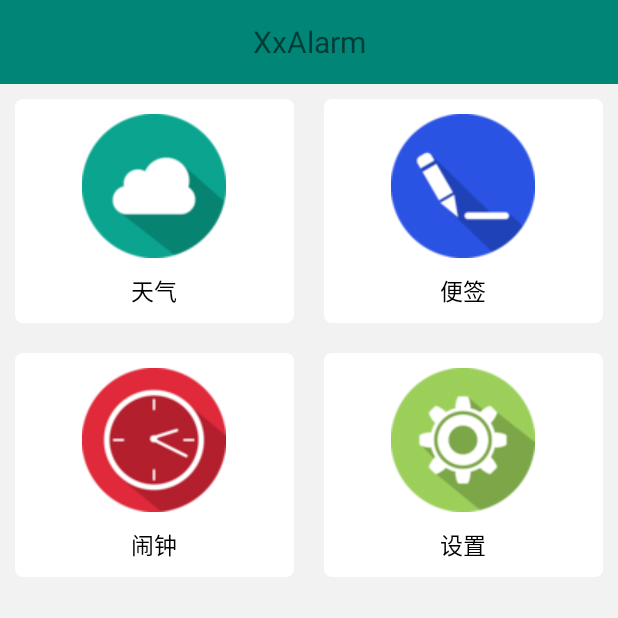
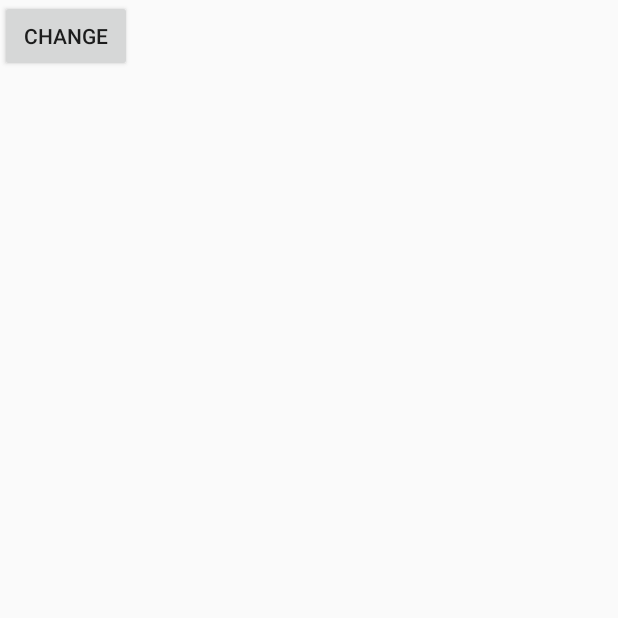
Before and after one commit to liyuanlu/XXXX, an Android app: the screen it shows after launch (MainActivity before the commit, SettingActivity after it), after a tap on "设置", on a phone screen of 412 x 824 dp, the top half of it. Run offline under Robolectric (Android 15) with nearby library versions, the phone set to English and light mode, and no system bars.

Commit message:
更新了设置界面（未完成

```diff
--- a/app/src/main/AndroidManifest.xml
+++ b/app/src/main/AndroidManifest.xml
@@ -30,7 +30,6 @@
             android:name=".weather.WeatherActivity"
             android:configChanges="orientation|screenSize" />
 
-
         <service
             android:name="com.baidu.location.f"
             android:enabled="true"
@@ -43,10 +42,10 @@
                 <action android:name="com.mlly.alarm.connectguard" />
             </intent-filter>
         </receiver>
-        <activity android:name=".alarm.AlarmActivity"/>
-        <activity android:name=".alarm.AlarmRingActivity"/>
 
-        <activity android:name=".note.NoteActivity"/>
+        <activity android:name=".alarm.AlarmActivity" />
+        <activity android:name=".alarm.AlarmRingActivity" />
+        <activity android:name=".note.NoteActivity" />
         <activity android:name=".note.NoteEditActivity" />
         <activity android:name=".main.MainActivity">
             <intent-filter>
@@ -55,6 +54,7 @@
                 <category android:name="android.intent.category.LAUNCHER" />
             </intent-filter>
         </activity>
+        <activity android:name=".setting.SettingActivity"></activity>
     </application>
 
 </manifest>
--- a/app/src/main/java/com/mlly/xxalarm/main/MainActivity.java
+++ b/app/src/main/java/com/mlly/xxalarm/main/MainActivity.java
@@ -11,6 +11,7 @@ import android.view.View;
 import com.mlly.xxalarm.alarm.AlarmActivity;
 import com.mlly.xxalarm.R;
 import com.mlly.xxalarm.note.NoteActivity;
+import com.mlly.xxalarm.setting.SettingActivity;
 import com.mlly.xxalarm.weather.WeatherActivity;
 
 import java.util.ArrayList;
@@ -49,6 +50,7 @@ public class MainActivity extends AppCompatActivity{
                     case 0:skipToWeatherActivity();break;
                     case 1:skipToNoteActivity();break;
                     case 2:skipToAlarmActivity();break;
+                    case 3:skipToSettingActivity();break;
                     default:break;
                 }
             }
@@ -79,4 +81,11 @@ public class MainActivity extends AppCompatActivity{
     private void skipToWeatherActivity() {
         startActivity(new Intent(MainActivity.this,WeatherActivity.class));
     }
+
+    /**
+     * 跳转到设置活动
+     */
+    private void skipToSettingActivity() {
+        startActivity(new Intent(MainActivity.this,SettingActivity.class));
+    }
 }
--- /dev/null
+++ b/app/src/main/java/com/mlly/xxalarm/setting/SettingActivity.java
@@ -0,0 +1,29 @@
+package com.mlly.xxalarm.setting;
+
+import android.support.v7.app.AppCompatActivity;
+import android.os.Bundle;
+import android.view.View;
+import android.widget.Button;
+
+import com.daobao.asus.dbbaseframe.mvpTest.TestContract;
+import com.mlly.xxalarm.R;
+
+public class SettingActivity extends AppCompatActivity implements View.OnClickListener {
+
+    @Override
+    protected void onCreate(Bundle savedInstanceState) {
+        super.onCreate(savedInstanceState);
+        setContentView(R.layout.activity_setting);
+    }
+
+    @Override
+    public void onClick(View v) {
+        switch (v.getId()){
+            case R.id.change:
+                setTheme(R.style.BlueTheme);
+                recreate();
+                break;
+            default:break;
+        }
+    }
+}
--- /dev/null
+++ b/app/src/main/res/layout/activity_setting.xml
@@ -0,0 +1,14 @@
+<?xml version="1.0" encoding="utf-8"?>
+<android.support.constraint.ConstraintLayout xmlns:android="http://schemas.android.com/apk/res/android"
+    xmlns:app="http://schemas.android.com/apk/res-auto"
+    xmlns:tools="http://schemas.android.com/tools"
+    android:layout_width="match_parent"
+    android:layout_height="match_parent"
+    tools:context=".setting.SettingActivity">
+    <Button
+        android:layout_width="wrap_content"
+        android:layout_height="wrap_content"
+        android:text="change"
+        android:id="@+id/change"/>
+
+</android.support.constraint.ConstraintLayout>
--- a/app/src/main/res/values/colors.xml
+++ b/app/src/main/res/values/colors.xml
@@ -2,7 +2,7 @@
 <resources>
     <color name="colorPrimary">#008577</color>
     <color name="colorPrimaryDark">#00574B</color>
-    <color name="colorAccent">#D81B60</color>
+    <color name="colorAccent">#FCCE74</color>
     <color name="white">#fff</color>
     <color name="grey">#A9A9A9</color>
     <color name="transparent">#2000</color>
--- a/app/src/main/res/values/styles.xml
+++ b/app/src/main/res/values/styles.xml
@@ -10,6 +10,16 @@
         <item name="windowNoTitle">true</item>
     </style>
 
+    <!-- Base application theme. -->
+    <style name="BlueTheme" parent="Theme.AppCompat.Light">
+        <!-- Customize your theme here. -->
+        <item name="colorPrimary">@color/viewLine</item>
+        <item name="colorPrimaryDark">@color/snowy_background</item>
+        <item name="colorAccent">@color/colorAccent</item>
+        <item name="windowActionBar">false</item>
+        <item name="windowNoTitle">true</item>
+    </style>
+
     <style name="Toolbar.TitleText" parent="TextAppearance.Widget.AppCompat.Toolbar.Title">
         <item name="android:textSize">30sp</item>
     </style>
```
